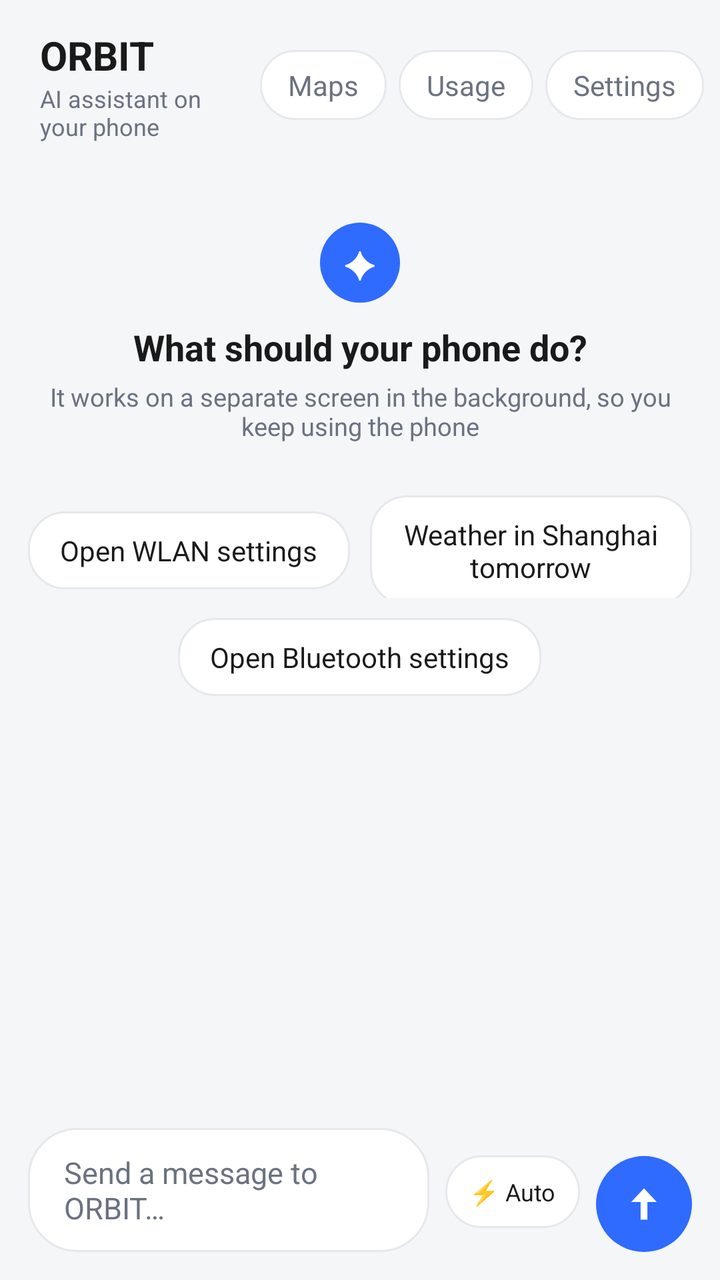
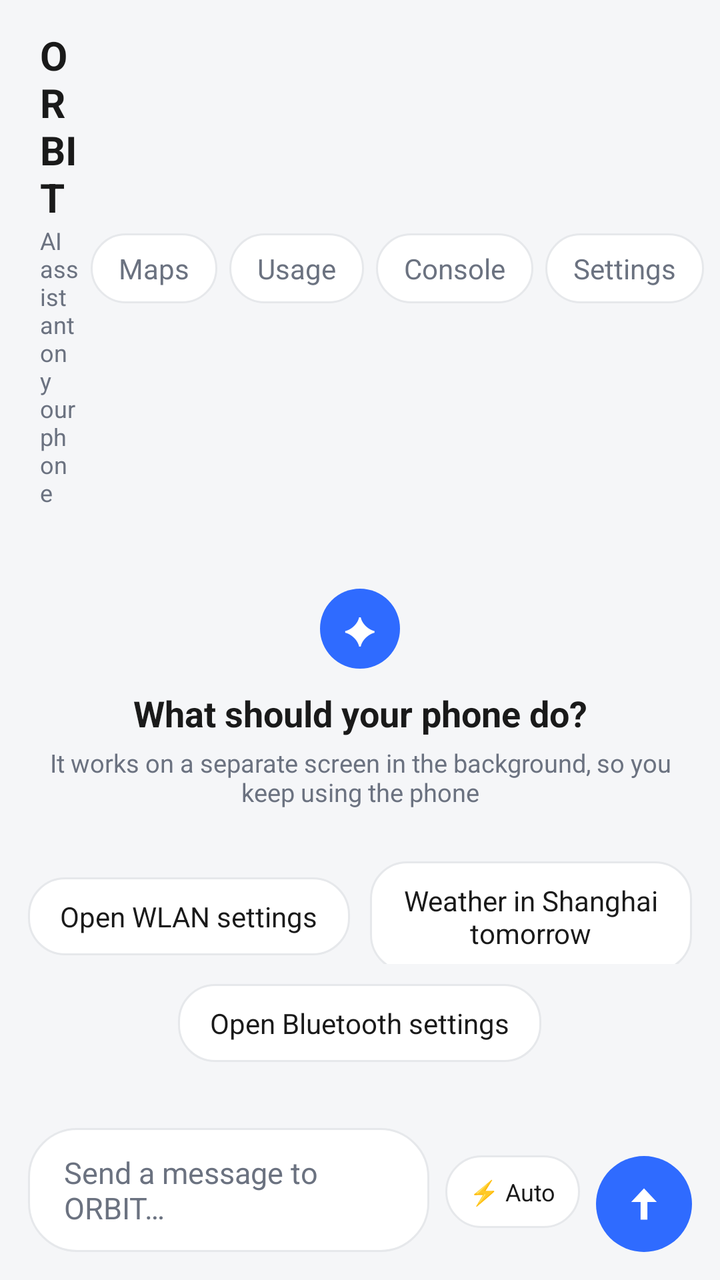

Screens rendered from an Android XML layout before and after an edit, with the pre-edit source and the edit as a unified diff.
<!-- AndroidManifest.xml: application theme AppTheme -->
<!-- res/layout/activity_main.xml -->
<?xml version="1.0" encoding="utf-8"?>
<FrameLayout xmlns:android="http://schemas.android.com/apk/res/android"
    xmlns:tools="http://schemas.android.com/tools"
    android:layout_width="match_parent"
    android:layout_height="match_parent"
    android:fitsSystemWindows="true">

<LinearLayout
    android:layout_width="match_parent"
    android:layout_height="match_parent"
    android:orientation="vertical">

    
    <LinearLayout
        android:layout_width="match_parent"
        android:layout_height="wrap_content"
        android:orientation="horizontal"
        android:gravity="center_vertical"
        android:paddingStart="20dp"
        android:paddingEnd="8dp"
        android:paddingTop="14dp"
        android:paddingBottom="10dp">

        <LinearLayout
            android:layout_width="0dp"
            android:layout_height="wrap_content"
            android:layout_weight="1"
            android:orientation="vertical">

            <TextView
                android:layout_width="wrap_content"
                android:layout_height="wrap_content"
                android:text="@string/app_name"
                android:textColor="@color/ink"
                android:textSize="20sp"
                android:textStyle="bold" />

            <TextView
                android:id="@+id/subtitle"
                android:layout_width="wrap_content"
                android:layout_height="wrap_content"
                android:text="@string/subtitle"
                android:textColor="@color/ink_soft"
                android:textSize="12sp" />
        </LinearLayout>

        <TextView
            android:id="@+id/maps"
            android:layout_width="wrap_content"
            android:layout_height="wrap_content"
            android:paddingStart="14dp"
            android:paddingEnd="14dp"
            android:paddingTop="8dp"
            android:paddingBottom="8dp"
            android:layout_marginStart="6dp"
            android:background="@drawable/bg_chip"
            android:text="@string/maps"
            android:textColor="@color/ink_soft"
            android:textSize="14sp"
            android:clickable="true"
            android:focusable="true"
            android:foreground="?android:attr/selectableItemBackground" />

        <TextView
            android:id="@+id/usage"
            android:layout_width="wrap_content"
            android:layout_height="wrap_content"
            android:paddingStart="14dp"
            android:paddingEnd="14dp"
            android:paddingTop="8dp"
            android:paddingBottom="8dp"
            android:layout_marginStart="6dp"
            android:background="@drawable/bg_chip"
            android:text="@string/usage"
            android:textColor="@color/ink_soft"
            android:textSize="14sp"
            android:clickable="true"
            android:focusable="true"
            android:foreground="?android:attr/selectableItemBackground" />

        <TextView
            android:id="@+id/settings"
            android:layout_width="wrap_content"
            android:layout_height="wrap_content"
            android:paddingStart="14dp"
            android:paddingEnd="14dp"
            android:paddingTop="8dp"
            android:paddingBottom="8dp"
            android:layout_marginStart="6dp"
            android:background="@drawable/bg_chip"
            android:text="@string/settings"
            android:textColor="@color/ink_soft"
            android:textSize="14sp"
            android:clickable="true"
            android:focusable="true"
            android:foreground="?android:attr/selectableItemBackground" />
    </LinearLayout>

    <ScrollView
        android:id="@+id/scroll"
        android:layout_width="match_parent"
        android:layout_height="0dp"
        android:layout_weight="1"
        android:clipToPadding="false"
        android:paddingStart="14dp"
        android:paddingEnd="14dp">

        
        <LinearLayout
            android:id="@+id/messages"
            tools:ignore="UselessParent"
            android:layout_width="match_parent"
            android:layout_height="wrap_content"
            android:orientation="vertical"
            android:paddingTop="6dp"
            android:paddingBottom="10dp">

            <LinearLayout
                android:id="@+id/welcome"
                android:layout_width="match_parent"
                android:layout_height="wrap_content"
                android:orientation="vertical"
                android:paddingTop="24dp"
                android:paddingBottom="18dp">

                
                <TextView
                    android:layout_width="40dp"
                    android:layout_height="40dp"
                    android:layout_gravity="center_horizontal"
                    android:background="@drawable/bg_avatar"
                    android:gravity="center"
                    android:text="@string/agent_mark"
                    android:textColor="#FFFFFF"
                    android:textSize="19sp" />

                <TextView
                    android:layout_width="match_parent"
                    android:layout_height="wrap_content"
                    android:layout_marginTop="10dp"
                    android:gravity="center"
                    android:text="@string/welcome_title"
                    android:textColor="@color/ink"
                    android:textSize="18sp"
                    android:textStyle="bold" />

                <TextView
                    android:layout_width="match_parent"
                    android:layout_height="wrap_content"
                    android:layout_marginTop="4dp"
                    android:gravity="center"
                    android:text="@string/welcome_hint"
                    android:textColor="@color/ink_soft"
                    android:textSize="12.5sp" />

                
                <LinearLayout
                    android:layout_width="match_parent"
                    android:layout_height="wrap_content"
                    android:layout_marginTop="14dp"
                    android:orientation="horizontal"
                    android:gravity="center"
                    android:baselineAligned="false">

                    <TextView
                        android:id="@+id/chip1"
                        style="@style/Chip"
                        android:layout_width="0dp"
                        android:layout_weight="1"
                        android:gravity="center"
                        android:text="@string/chip_wlan" />

                    <TextView
                        android:id="@+id/chip2"
                        style="@style/Chip"
                        android:layout_width="0dp"
                        android:layout_weight="1"
                        android:layout_marginStart="10dp"
                        android:gravity="center"
                        android:text="@string/chip_weather" />
                </LinearLayout>

                <TextView
                    android:id="@+id/chip3"
                    style="@style/Chip"
                    android:layout_width="wrap_content"
                    android:layout_marginTop="10dp"
                    android:layout_gravity="center_horizontal"
                    android:text="@string/chip_bluetooth" />
            </LinearLayout>
        </LinearLayout>
    </ScrollView>

    <LinearLayout
        android:id="@+id/frameCard"
        android:layout_width="match_parent"
        android:layout_height="wrap_content"
        android:orientation="vertical"
        android:layout_marginStart="14dp"
        android:layout_marginEnd="14dp"
        android:layout_marginBottom="6dp"
        android:background="@drawable/bg_card"
        android:padding="10dp"
        android:visibility="gone">

        <TextView
            android:id="@+id/frameLabel"
            android:layout_width="match_parent"
            android:layout_height="wrap_content"
            android:textSize="12sp"
            android:textColor="@color/ink_soft"
            android:text="@string/frame_label" />

        <ImageView
            android:id="@+id/frame"
            android:layout_width="match_parent"
            android:layout_height="220dp"
            android:layout_marginTop="6dp"
            android:adjustViewBounds="true"
            android:background="@color/bg"
            android:contentDescription="@string/frame"
            android:scaleType="fitCenter" />
    </LinearLayout>

    <LinearLayout
        android:id="@+id/statusRow"
        android:layout_width="match_parent"
        android:layout_height="wrap_content"
        android:orientation="horizontal"
        android:gravity="center_vertical"
        android:layout_marginStart="14dp"
        android:layout_marginEnd="14dp"
        android:layout_marginBottom="8dp"
        android:visibility="gone">

        <TextView
            android:id="@+id/status"
            android:layout_width="wrap_content"
            android:layout_height="wrap_content"
            android:background="@drawable/bg_pill"
            android:paddingStart="12dp"
            android:paddingEnd="12dp"
            android:paddingTop="6dp"
            android:paddingBottom="6dp"
            android:text="@string/running"
            android:textColor="@color/accent"
            android:textSize="13sp" />

        <View
            android:layout_width="0dp"
            android:layout_height="1dp"
            android:layout_weight="1" />

        <TextView
            android:id="@+id/cancel"
            android:layout_width="wrap_content"
            android:layout_height="wrap_content"
            android:paddingStart="14dp"
            android:paddingEnd="14dp"
            android:paddingTop="8dp"
            android:paddingBottom="8dp"
            android:text="@string/cancel"
            android:textColor="@color/err"
            android:textSize="13sp"
            android:clickable="true"
            android:focusable="true"
            android:background="?android:attr/selectableItemBackgroundBorderless" />
    </LinearLayout>

    <LinearLayout
        android:layout_width="match_parent"
        android:layout_height="wrap_content"
        android:orientation="horizontal"
        android:gravity="bottom"
        android:paddingStart="14dp"
        android:paddingEnd="14dp"
        android:paddingTop="4dp"
        android:paddingBottom="14dp">

        <EditText
            android:id="@+id/input"
                android:importantForAutofill="no"
            android:layout_width="0dp"
            android:layout_height="wrap_content"
            android:layout_weight="1"
            android:background="@drawable/bg_input"
            android:hint="@string/hint"
            android:imeOptions="actionSend"
            android:inputType="textMultiLine"
            android:maxLines="4"
            android:minHeight="48dp"
            android:paddingStart="18dp"
            android:paddingEnd="18dp"
            android:paddingTop="12dp"
            android:paddingBottom="12dp"
            android:textColor="@color/ink"
            android:textColorHint="@color/ink_soft"
            android:textSize="15sp" />

        <TextView
            android:id="@+id/mode"
            android:layout_width="wrap_content"
            android:layout_height="wrap_content"
            android:layout_marginStart="8dp"
            android:background="@drawable/bg_chip"
            android:paddingStart="12dp"
            android:paddingEnd="12dp"
            android:paddingTop="10dp"
            android:paddingBottom="10dp"
            android:text="@string/mode_auto"
            android:textColor="@color/ink"
            android:textSize="12sp"
            android:clickable="true"
            android:focusable="true" />

        <ImageView
            android:id="@+id/send"
            android:layout_width="48dp"
            android:layout_height="48dp"
            android:layout_marginStart="8dp"
            android:background="@drawable/bg_send"
            android:contentDescription="@string/send"
            android:padding="12dp"
            android:scaleType="fitCenter"
            android:src="@drawable/ic_send"
            android:clickable="true"
            android:focusable="true" />
    </LinearLayout>

</LinearLayout>


<LinearLayout
    android:id="@+id/capsule"
    android:layout_width="96dp"
    android:layout_height="200dp"
    android:layout_gravity="top|end"
    android:layout_marginTop="92dp"
    android:layout_marginEnd="8dp"
    android:orientation="vertical"
    android:background="@drawable/bg_capsule"
    android:elevation="8dp"
    android:visibility="gone">

    <ImageView
        android:id="@+id/capsuleFrame"
        android:layout_width="match_parent"
        android:layout_height="0dp"
        android:layout_weight="1"
        android:scaleType="centerCrop"
        android:contentDescription="@string/capsule" />

    
    <TextView
        android:id="@+id/capsuleDot"
        android:layout_width="match_parent"
        android:layout_height="match_parent"
        android:gravity="center"
        android:text="@string/dot_filled"
        android:textSize="18sp"
        android:textColor="#44CC88"
        android:visibility="gone" />

    <TextView
        android:id="@+id/capsuleLabel"
        android:layout_width="match_parent"
        android:layout_height="wrap_content"
        android:gravity="center"
        android:paddingBottom="4dp"
        android:textSize="11sp"
        android:textColor="@color/ink_soft"
        android:text="@string/capsule" />
</LinearLayout>

</FrameLayout>
<!-- resources referenced by this layout -->
<resources>
  <color name="accent">#2F6BFF</color>
  <color name="bg">#F5F6F8</color>
  <color name="err">#DC2626</color>
  <color name="ink">#1A1A1A</color>
  <color name="ink_soft">#6B7280</color>
  <!-- drawable bg_avatar (drawable) -->
  <?xml version="1.0" encoding="utf-8"?>
  <shape xmlns:android="http://schemas.android.com/apk/res/android" android:shape="oval">
      <solid android:color="@color/accent" />
  </shape>
  <!-- drawable bg_capsule (drawable) -->
  <?xml version="1.0" encoding="utf-8"?>
  <shape xmlns:android="http://schemas.android.com/apk/res/android"
      android:shape="rectangle">
      <solid android:color="#F2111111" />
      <corners android:radius="14dp" />
      <stroke android:width="1dp" android:color="#33FFFFFF" />
  </shape>
  <!-- drawable bg_card (drawable) -->
  <?xml version="1.0" encoding="utf-8"?>
  <shape xmlns:android="http://schemas.android.com/apk/res/android" android:shape="rectangle">
      <solid android:color="@color/surface" />
      <corners android:radius="16dp" />
      <stroke android:width="1dp" android:color="@color/line" />
  </shape>
  <!-- drawable bg_chip (drawable) -->
  <?xml version="1.0" encoding="utf-8"?>
  <shape xmlns:android="http://schemas.android.com/apk/res/android" android:shape="rectangle">
      <solid android:color="@color/surface" />
      <corners android:radius="18dp" />
      <stroke android:width="1dp" android:color="@color/line" />
  </shape>
  <!-- drawable bg_input (drawable) -->
  <?xml version="1.0" encoding="utf-8"?>
  <shape xmlns:android="http://schemas.android.com/apk/res/android" android:shape="rectangle">
      <solid android:color="@color/surface" />
      <corners android:radius="24dp" />
      <stroke android:width="1dp" android:color="@color/line" />
  </shape>
  <!-- drawable bg_pill (drawable) -->
  <?xml version="1.0" encoding="utf-8"?>
  <shape xmlns:android="http://schemas.android.com/apk/res/android" android:shape="rectangle">
      <solid android:color="@color/accent_soft" />
      <corners android:radius="16dp" />
  </shape>
  <!-- drawable bg_send (drawable) -->
  <?xml version="1.0" encoding="utf-8"?>
  <shape xmlns:android="http://schemas.android.com/apk/res/android" android:shape="oval">
      <solid android:color="@color/accent" />
  </shape>
  <!-- drawable ic_send (drawable) -->
  <?xml version="1.0" encoding="utf-8"?>
  <vector xmlns:android="http://schemas.android.com/apk/res/android"
      android:width="24dp"
      android:height="24dp"
      android:viewportWidth="24"
      android:viewportHeight="24">
      <path
          android:fillColor="#FFFFFF"
          android:pathData="M12,4.2 L18.4,11 L13.7,11 L13.7,19.8 L10.3,19.8 L10.3,11 L5.6,11 Z" />
  </vector>
  <string name="agent_mark">✦</string>
  <string name="app_name">ORBIT</string>
  <string name="cancel">Cancel</string>
  <string name="capsule">Agent screen</string>
  <string name="chip_bluetooth">Open Bluetooth settings</string>
  <string name="chip_weather">Weather in Shanghai tomorrow</string>
  <string name="chip_wlan">Open WLAN settings</string>
  <string name="dot_filled" translatable="false">●</string>
  <string name="frame">Virtual screen</string>
  <string name="frame_label">Virtual screen · tap to enlarge</string>
  <string name="hint">Send a message to ORBIT…</string>
  <string name="maps">Maps</string>
  <string name="mode_auto">⚡ Auto</string>
  <string name="running">Running…</string>
  <string name="send">Send</string>
  <string name="settings">Settings</string>
  <string name="subtitle">AI assistant on your phone</string>
  <string name="usage">Usage</string>
  <string name="welcome_hint">It works on a separate screen in the background, so you keep using the phone</string>
  <string name="welcome_title">What should your phone do?</string>
  <color name="surface">#FFFFFF</color>
  <color name="line">#E6E8EB</color>
  <color name="accent_soft">#E8EFFF</color>
  <!-- unchanged entries left out for length: 2 -->
</resources>

<!-- the commit's change to res/layout/activity_main.xml (unified diff, before → after) -->
@@ -72,6 +72,23 @@
             android:layout_marginStart="6dp"
             android:background="@drawable/bg_chip"
             android:text="@string/usage"
+            android:textColor="@color/ink_soft"
+            android:textSize="14sp"
+            android:clickable="true"
+            android:focusable="true"
+            android:foreground="?android:attr/selectableItemBackground" />
+
+        <TextView
+            android:id="@+id/console"
+            android:layout_width="wrap_content"
+            android:layout_height="wrap_content"
+            android:paddingStart="14dp"
+            android:paddingEnd="14dp"
+            android:paddingTop="8dp"
+            android:paddingBottom="8dp"
+            android:layout_marginStart="6dp"
+            android:background="@drawable/bg_chip"
+            android:text="@string/console"
             android:textColor="@color/ink_soft"
             android:textSize="14sp"
             android:clickable="true"
<!-- resource entries referenced after the edit -->
@@ -68,6 +68,7 @@
   <string name="chip_bluetooth">Open Bluetooth settings</string>
   <string name="chip_weather">Weather in Shanghai tomorrow</string>
   <string name="chip_wlan">Open WLAN settings</string>
+  <string name="console">Console</string>
   <string name="dot_filled" translatable="false">●</string>
   <string name="frame">Virtual screen</string>
   <string name="frame_label">Virtual screen · tap to enlarge</string>
